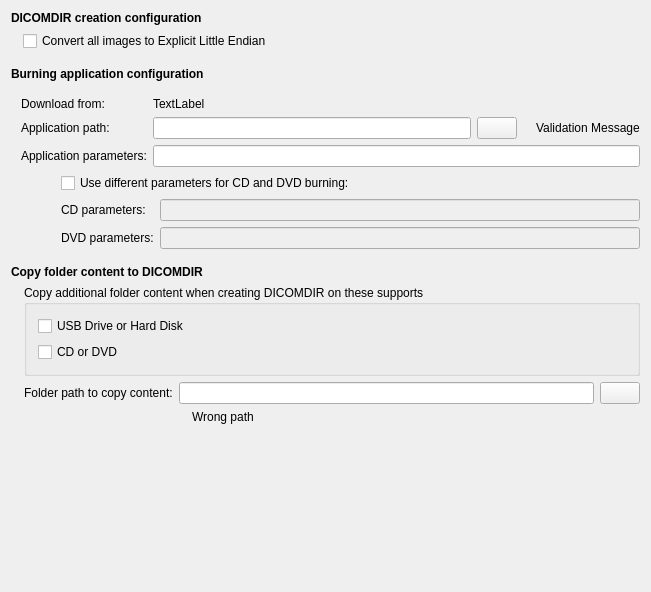
Qt form PacsViewer/src/inputoutput/qdicomdirconfigurationscreenbase.ui (zyq1569/starviewer) before a commit.
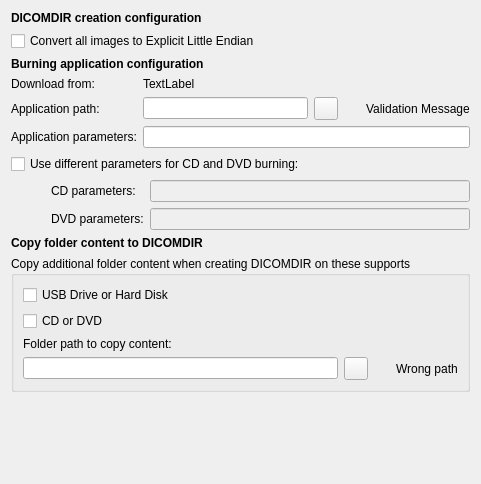
The same form after that commit. Icons and pictures are not drawn.

Diff of the .ui file:
```diff
--- a/PacsViewer/src/inputoutput/qdicomdirconfigurationscreenbase.ui
+++ b/PacsViewer/src/inputoutput/qdicomdirconfigurationscreenbase.ui
@@ -6,22 +6,10 @@
    <rect>
     <x>0</x>
     <y>0</y>
-    <width>651</width>
-    <height>592</height>
+    <width>481</width>
+    <height>484</height>
    </rect>
   </property>
-  <property name="sizePolicy">
-   <sizepolicy hsizetype="MinimumExpanding" vsizetype="Preferred">
-    <horstretch>0</horstretch>
-    <verstretch>0</verstretch>
-   </sizepolicy>
-  </property>
-  <property name="maximumSize">
-   <size>
-    <width>20000</width>
-    <height>5000</height>
-   </size>
-  </property>
   <property name="windowTitle">
    <string>DICOMDIR Configuration</string>
   </property>
@@ -29,8 +17,8 @@
    <iconset resource="../main/main.qrc">
     <normaloff>:/images/cdrom.png</normaloff>:/images/cdrom.png</iconset>
   </property>
-  <layout class="QGridLayout" name="gridLayout_2">
-   <item row="0" column="0">
+  <layout class="QVBoxLayout" name="verticalLayout">
+   <item>
     <widget class="QLabel" name="label_2">
      <property name="font">
       <font>
@@ -43,27 +31,6 @@
      </property>
     </widget>
    </item>
-   <item row="1" column="0">
-    <layout class="QHBoxLayout" name="horizontalLayout">
-     <property name="spacing">
-      <number>6</number>
-     </property>
-     <item>
-      <spacer name="horizontalSpacer">
-       <property name="orientation">
-        <enum>Qt::Horizontal</enum>
-       </property>
-       <property name="sizeType">
-        <enum>QSizePolicy::Fixed</enum>
-       </property>
-       <property name="sizeHint" stdset="0">
-        <size>
-         <width>12</width>
-         <height>20</height>
-        </size>
-       </property>
-      </spacer>
-     </item>
      <item>
       <widget class="QCheckBox" name="m_checkBoxConvertDICOMDIRImagesToLittleEndian">
        <property name="text">
@@ -71,25 +38,7 @@
        </property>
       </widget>
      </item>
-    </layout>
-   </item>
-   <item row="2" column="0">
-    <spacer name="verticalSpacer">
-     <property name="orientation">
-      <enum>Qt::Vertical</enum>
-     </property>
-     <property name="sizeType">
-      <enum>QSizePolicy::Fixed</enum>
-     </property>
-     <property name="sizeHint" stdset="0">
-      <size>
-       <width>20</width>
-       <height>10</height>
-      </size>
-     </property>
-    </spacer>
-   </item>
-   <item row="3" column="0">
+   <item>
     <widget class="QLabel" name="label">
      <property name="font">
       <font>
@@ -102,39 +51,33 @@
      </property>
     </widget>
    </item>
-   <item row="4" column="0" colspan="2">
-    <layout class="QVBoxLayout">
-     <property name="leftMargin">
-      <number>10</number>
-     </property>
-     <property name="topMargin">
-      <number>10</number>
-     </property>
      <item>
-      <layout class="QGridLayout">
+    <layout class="QFormLayout" name="formLayout">
+     <item row="0" column="0">
+      <widget class="QLabel" name="m_burningApplicationDownloadURLLabel">
+       <property name="text">
+        <string>Download from:</string>
+       </property>
+      </widget>
+     </item>
+     <item row="0" column="1">
+      <widget class="QLabel" name="m_burningApplicationDownloadURL">
+       <property name="text">
+        <string>TextLabel</string>
+       </property>
+       <property name="openExternalLinks">
+        <bool>true</bool>
+       </property>
+       <property name="textInteractionFlags">
+        <set>Qt::LinksAccessibleByMouse|Qt::TextSelectableByMouse</set>
+       </property>
+      </widget>
+     </item>
        <item row="1" column="0">
         <widget class="QLabel" name="textLabel1_9">
-         <property name="sizePolicy">
-          <sizepolicy hsizetype="Preferred" vsizetype="Fixed">
-           <horstretch>0</horstretch>
-           <verstretch>0</verstretch>
-          </sizepolicy>
-         </property>
-         <property name="minimumSize">
-          <size>
-           <width>90</width>
-           <height>0</height>
-          </size>
-         </property>
          <property name="text">
           <string>Application path:</string>
          </property>
-         <property name="textFormat">
-          <enum>Qt::RichText</enum>
-         </property>
-         <property name="alignment">
-          <set>Qt::AlignVCenter</set>
-         </property>
         </widget>
        </item>
        <item row="1" column="1">
@@ -147,13 +90,10 @@
           </widget>
          </item>
          <item>
-          <widget class="QPushButton" name="m_buttonExaminateBurningApplication">
+        <widget class="QToolButton" name="m_buttonExaminateBurningApplication">
            <property name="toolTip">
             <string>Examine disk to find the application</string>
            </property>
-           <property name="text">
-            <string/>
-           </property>
            <property name="icon">
             <iconset resource="../main/main.qrc">
              <normaloff>:/images/folderopen.png</normaloff>:/images/folderopen.png</iconset>
@@ -162,8 +102,20 @@
          </item>
          <item>
           <widget class="QLabel" name="m_burningApplicationPathValidationIcon">
-           <property name="pixmap">
-            <pixmap resource="../main/main.qrc">:/images/warningIcon.png</pixmap>
+         <property name="minimumSize">
+          <size>
+           <width>16</width>
+           <height>16</height>
+          </size>
+         </property>
+         <property name="maximumSize">
+          <size>
+           <width>16</width>
+           <height>16</height>
+          </size>
+         </property>
+         <property name="styleSheet">
+          <string notr="true">image: url(:/images/icons/emblem-warning.svg);</string>
            </property>
           </widget>
          </item>
@@ -172,18 +124,15 @@
            <property name="text">
             <string>Validation Message</string>
            </property>
+         <property name="wordWrap">
+          <bool>true</bool>
+         </property>
           </widget>
          </item>
         </layout>
        </item>
        <item row="2" column="0">
         <widget class="QLabel" name="textLabel1_8">
-         <property name="minimumSize">
-          <size>
-           <width>120</width>
-           <height>0</height>
-          </size>
-         </property>
          <property name="text">
           <string>Application parameters:</string>
          </property>
@@ -192,65 +141,37 @@
        <item row="2" column="1">
         <widget class="QLineEdit" name="m_textBurningApplicationParameters"/>
        </item>
-       <item row="0" column="0">
-        <widget class="QLabel" name="m_burningApplicationDownloadURLLabel">
-         <property name="text">
-          <string>Download from:</string>
-         </property>
-        </widget>
-       </item>
-       <item row="0" column="1">
-        <widget class="QLabel" name="m_burningApplicationDownloadURL">
-         <property name="text">
-          <string>TextLabel</string>
-         </property>
-         <property name="openExternalLinks">
-          <bool>true</bool>
-         </property>
-         <property name="textInteractionFlags">
-          <set>Qt::LinksAccessibleByMouse|Qt::TextSelectableByMouse</set>
-         </property>
-        </widget>
-       </item>
-      </layout>
-     </item>
-     <item>
-      <layout class="QHBoxLayout">
-       <item>
-        <spacer>
-         <property name="orientation">
-          <enum>Qt::Horizontal</enum>
-         </property>
-         <property name="sizeType">
-          <enum>QSizePolicy::Fixed</enum>
-         </property>
-         <property name="sizeHint" stdset="0">
-          <size>
-           <width>40</width>
-           <height>20</height>
-          </size>
-         </property>
-        </spacer>
-       </item>
-       <item>
-        <layout class="QVBoxLayout">
+    </layout>
+   </item>
          <item>
           <widget class="QCheckBox" name="m_checkBoxHasDifferentCDDVDParameteres">
-           <property name="enabled">
-            <bool>true</bool>
-           </property>
            <property name="text">
             <string>Use different parameters for CD and DVD burning:</string>
            </property>
           </widget>
          </item>
          <item>
-          <layout class="QGridLayout">
+    <layout class="QHBoxLayout" name="horizontalLayout">
+     <item>
+      <spacer>
+       <property name="orientation">
+        <enum>Qt::Horizontal</enum>
+       </property>
+       <property name="sizeType">
+        <enum>QSizePolicy::Fixed</enum>
+       </property>
+       <property name="sizeHint" stdset="0">
+        <size>
+         <width>40</width>
+         <height>48</height>
+        </size>
+       </property>
+      </spacer>
+     </item>
+     <item>
+      <layout class="QFormLayout" name="formLayout_2">
            <item row="0" column="0">
             <widget class="QLabel" name="labelCDParameters">
-             <property name="enabled">
-              <bool>true</bool>
-             </property>
              <property name="text">
               <string>CD parameters:</string>
              </property>
@@ -261,18 +182,6 @@
              <property name="enabled">
               <bool>false</bool>
              </property>
-             <property name="sizePolicy">
-              <sizepolicy hsizetype="Expanding" vsizetype="Fixed">
-               <horstretch>0</horstretch>
-               <verstretch>0</verstretch>
-              </sizepolicy>
-             </property>
-             <property name="maximumSize">
-              <size>
-               <width>16777215</width>
-               <height>16777215</height>
-              </size>
-             </property>
             </widget>
            </item>
            <item row="1" column="0">
@@ -290,39 +199,13 @@
              <property name="enabled">
               <bool>false</bool>
              </property>
-             <property name="sizePolicy">
-              <sizepolicy hsizetype="Expanding" vsizetype="Fixed">
-               <horstretch>0</horstretch>
-               <verstretch>0</verstretch>
-              </sizepolicy>
-             </property>
             </widget>
            </item>
           </layout>
          </item>
         </layout>
        </item>
-      </layout>
-     </item>
-    </layout>
-   </item>
-   <item row="5" column="0">
-    <spacer name="verticalSpacer_2">
-     <property name="orientation">
-      <enum>Qt::Vertical</enum>
-     </property>
-     <property name="sizeType">
-      <enum>QSizePolicy::Fixed</enum>
-     </property>
-     <property name="sizeHint" stdset="0">
-      <size>
-       <width>20</width>
-       <height>10</height>
-      </size>
-     </property>
-    </spacer>
-   </item>
-   <item row="6" column="0">
+   <item>
     <widget class="QLabel" name="label_3">
      <property name="font">
       <font>
@@ -335,34 +218,8 @@
      </property>
     </widget>
    </item>
-   <item row="7" column="0" colspan="2">
-    <layout class="QVBoxLayout" name="verticalLayout">
-     <item>
-      <layout class="QHBoxLayout" name="horizontalLayout_2">
-       <item>
-        <spacer name="horizontalSpacer_3">
-         <property name="orientation">
-          <enum>Qt::Horizontal</enum>
-         </property>
-         <property name="sizeType">
-          <enum>QSizePolicy::Fixed</enum>
-         </property>
-         <property name="sizeHint" stdset="0">
-          <size>
-           <width>13</width>
-           <height>20</height>
-          </size>
-         </property>
-        </spacer>
-       </item>
        <item>
         <widget class="QGroupBox" name="groupBox">
-         <property name="sizePolicy">
-          <sizepolicy hsizetype="Preferred" vsizetype="Preferred">
-           <horstretch>0</horstretch>
-           <verstretch>0</verstretch>
-          </sizepolicy>
-         </property>
          <property name="title">
           <string>Copy additional folder content when creating DICOMDIR on these supports</string>
          </property>
@@ -381,93 +238,45 @@
             </property>
            </widget>
           </item>
-         </layout>
-        </widget>
-       </item>
-      </layout>
-     </item>
      <item>
-      <layout class="QGridLayout" name="gridLayout_3">
-       <item row="0" column="0">
-        <spacer name="horizontalSpacer_2">
-         <property name="orientation">
-          <enum>Qt::Horizontal</enum>
-         </property>
-         <property name="sizeType">
-          <enum>QSizePolicy::Fixed</enum>
-         </property>
-         <property name="sizeHint" stdset="0">
-          <size>
-           <width>13</width>
-           <height>20</height>
-          </size>
-         </property>
-        </spacer>
-       </item>
-       <item row="0" column="1">
         <widget class="QLabel" name="textLabel1_10">
-         <property name="sizePolicy">
-          <sizepolicy hsizetype="Preferred" vsizetype="Fixed">
-           <horstretch>0</horstretch>
-           <verstretch>0</verstretch>
-          </sizepolicy>
-         </property>
-         <property name="minimumSize">
-          <size>
-           <width>90</width>
-           <height>0</height>
-          </size>
-         </property>
          <property name="text">
           <string>Folder path to copy content:</string>
          </property>
-         <property name="textFormat">
-          <enum>Qt::RichText</enum>
-         </property>
-         <property name="alignment">
-          <set>Qt::AlignVCenter</set>
-         </property>
-        </widget>
-       </item>
-       <item row="0" column="2">
-        <widget class="QLineEdit" name="m_textDICOMDIRFolderPathToCopy">
-         <property name="enabled">
-          <bool>true</bool>
-         </property>
-        </widget>
-       </item>
-       <item row="0" column="3">
-        <widget class="QPushButton" name="m_buttonExaminateDICOMDIRFolderPathToCopy">
-         <property name="enabled">
-          <bool>true</bool>
-         </property>
-         <property name="toolTip">
-          <string>Examine disk to find the folder to copy to DICOMDIR</string>
-         </property>
-         <property name="text">
-          <string/>
-         </property>
-         <property name="icon">
-          <iconset resource="../main/main.qrc">
-           <normaloff>:/images/folderopen.png</normaloff>:/images/folderopen.png</iconset>
-         </property>
-        </widget>
-       </item>
-       <item row="1" column="2">
+       </widget>
+      </item>
+      <item>
         <layout class="QHBoxLayout" name="horizontalLayout_3">
+        <item>
+         <widget class="QLineEdit" name="m_textDICOMDIRFolderPathToCopy"/>
+        </item>
+        <item>
+         <widget class="QToolButton" name="m_buttonExaminateDICOMDIRFolderPathToCopy">
+          <property name="toolTip">
+           <string>Browse disk to find the folder to copy to DICOMDIR</string>
+          </property>
+          <property name="icon">
+           <iconset resource="../main/main.qrc">
+            <normaloff>:/images/icons/document-open.svg</normaloff>:/images/icons/document-open.svg</iconset>
+          </property>
+         </widget>
+        </item>
          <item>
           <widget class="QLabel" name="m_copyFolderContentValidationIcon">
-           <property name="sizePolicy">
-            <sizepolicy hsizetype="Fixed" vsizetype="Preferred">
-             <horstretch>0</horstretch>
-             <verstretch>0</verstretch>
-            </sizepolicy>
-           </property>
-           <property name="text">
-            <string/>
-           </property>
-           <property name="pixmap">
-            <pixmap resource="../main/main.qrc">:/images/warningIcon.png</pixmap>
+          <property name="minimumSize">
+           <size>
+            <width>16</width>
+            <height>16</height>
+           </size>
+          </property>
+          <property name="maximumSize">
+           <size>
+            <width>16</width>
+            <height>16</height>
+           </size>
+          </property>
+          <property name="styleSheet">
+           <string notr="true">image: url(:/images/icons/emblem-warning.svg);</string>
            </property>
           </widget>
          </item>
@@ -476,15 +285,17 @@
            <property name="text">
             <string>Wrong path</string>
            </property>
+          <property name="wordWrap">
+           <bool>true</bool>
+          </property>
           </widget>
          </item>
         </layout>
        </item>
       </layout>
-     </item>
-    </layout>
-   </item>
-   <item row="8" column="1">
+    </widget>
+   </item>
+   <item>
     <spacer>
      <property name="orientation">
       <enum>Qt::Vertical</enum>
@@ -499,18 +310,6 @@
    </item>
   </layout>
  </widget>
- <layoutdefault spacing="6" margin="11"/>
- <tabstops>
-  <tabstop>m_checkBoxConvertDICOMDIRImagesToLittleEndian</tabstop>
-  <tabstop>m_textBurningApplicationPath</tabstop>
-  <tabstop>m_buttonExaminateBurningApplication</tabstop>
-  <tabstop>m_textBurningApplicationParameters</tabstop>
-  <tabstop>m_checkBoxHasDifferentCDDVDParameteres</tabstop>
-  <tabstop>m_textBurningApplicationCDParameters</tabstop>
-  <tabstop>m_textBurningApplicationDVDParameters</tabstop>
-  <tabstop>m_textDICOMDIRFolderPathToCopy</tabstop>
-  <tabstop>m_buttonExaminateDICOMDIRFolderPathToCopy</tabstop>
- </tabstops>
  <resources>
   <include location="../main/main.qrc"/>
  </resources>
```
Left out of the diff: 5 changed lines with no effect on the pictures. Lines whose indentation alone changed are shown as unchanged.
